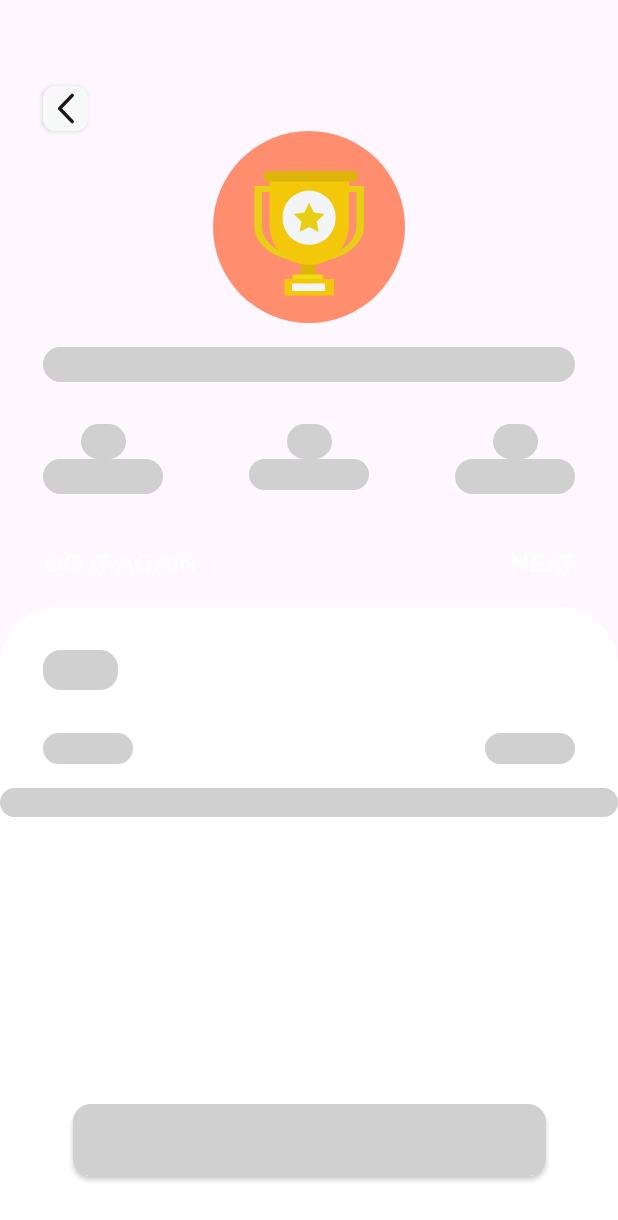
After one commit to H1eu69/eWorkout, an Android app: the layout workout_done_shimmer_loading.xml on its own in the app's theme, with its tools: preview values and no code run, on a phone screen of 412 x 824 dp. The commit adds this screen. Shown: the top 1220 px of the screen. Run offline under Robolectric (Android 15) with nearby library versions, the phone set to English and light mode, and no system bars.

Commit message:
add workout done shimmer loading

```diff
--- a/app/src/main/java/com/example/eworkout/training/view/FragmentWorkoutDone.kt
+++ b/app/src/main/java/com/example/eworkout/training/view/FragmentWorkoutDone.kt
@@ -57,4 +57,9 @@ class FragmentWorkoutDone : Fragment() {
                 }
             }
     }
+
+    override fun onViewCreated(view: View, savedInstanceState: Bundle?) {
+        super.onViewCreated(view, savedInstanceState)
+
+    }
 }
--- a/app/src/main/res/layout/fragment_workout_done.xml
+++ b/app/src/main/res/layout/fragment_workout_done.xml
@@ -6,7 +6,6 @@
         <variable
             name="viewModel"
             type="com.example.eworkout.training.viewmodel.Workout1SharedViewModel" />
-
         <variable
             name="hideShimmerLayout"
             type="Boolean" />
@@ -14,6 +13,23 @@
             name="hideDataLayout"
             type="Boolean" />
     </data>
+
+    <androidx.constraintlayout.widget.ConstraintLayout
+        android:layout_width="match_parent"
+        android:layout_height="match_parent">
+
+        <com.facebook.shimmer.ShimmerFrameLayout
+            android:layout_width="match_parent"
+            android:layout_height="match_parent"
+            app:layout_constraintBottom_toBottomOf="parent"
+            app:layout_constraintEnd_toEndOf="parent"
+            app:layout_constraintStart_toStartOf="parent"
+            app:layout_constraintTop_toTopOf="parent"
+            android:isGone="@{hideShimmerLayout}">
+
+            <include layout="@layout/workout_done_shimmer_loading" />
+        </com.facebook.shimmer.ShimmerFrameLayout>
+
         <androidx.constraintlayout.widget.ConstraintLayout
             android:id="@+id/data_layout"
             android:layout_width="match_parent"
@@ -273,4 +289,6 @@
             </androidx.constraintlayout.widget.ConstraintLayout>
         </androidx.constraintlayout.widget.ConstraintLayout>
 
+    </androidx.constraintlayout.widget.ConstraintLayout>
+
 </layout>
--- /dev/null
+++ b/app/src/main/res/layout/workout_done_shimmer_loading.xml
@@ -0,0 +1,210 @@
+<?xml version="1.0" encoding="utf-8"?>
+<layout xmlns:app="http://schemas.android.com/apk/res-auto"
+    xmlns:tools="http://schemas.android.com/tools"
+    xmlns:android="http://schemas.android.com/apk/res/android">
+    <data>
+        <variable
+            name="viewModel"
+            type="com.example.eworkout.training.viewmodel.Workout1SharedViewModel" />
+    </data>
+    <androidx.constraintlayout.widget.ConstraintLayout
+        android:id="@+id/data_layout"
+        android:layout_width="match_parent"
+        android:layout_height="match_parent"
+        app:layout_constraintBottom_toBottomOf="parent"
+        app:layout_constraintEnd_toEndOf="parent"
+        app:layout_constraintStart_toStartOf="parent"
+        app:layout_constraintTop_toTopOf="parent">
+
+        <androidx.constraintlayout.widget.ConstraintLayout
+            android:id="@+id/constraintLayout"
+            android:layout_width="match_parent"
+            android:layout_height="wrap_content"
+            app:layout_constraintEnd_toEndOf="parent"
+            app:layout_constraintStart_toStartOf="parent"
+            app:layout_constraintTop_toTopOf="parent">
+
+            <androidx.appcompat.widget.AppCompatButton
+                android:id="@+id/button"
+                android:layout_width="30dp"
+                android:layout_height="30dp"
+                android:layout_marginStart="28.8dp"
+                android:layout_marginTop="57.6dp"
+                android:background="@drawable/btn_navigate_up_background"
+                app:layout_constraintStart_toStartOf="parent"
+                app:layout_constraintTop_toTopOf="parent"
+                tools:ignore="SpeakableTextPresentCheck,TouchTargetSizeCheck" />
+
+            <ImageView
+                android:id="@+id/background_imageview1"
+                android:layout_width="0dp"
+                android:layout_height="wrap_content"
+                android:layout_marginEnd="28.8dp"
+                android:src="@drawable/trophy"
+                app:layout_constraintEnd_toEndOf="parent"
+                app:layout_constraintStart_toStartOf="@+id/button"
+                app:layout_constraintTop_toBottomOf="@+id/button" />
+
+            <TextView
+                android:id="@+id/textView_congrats1"
+                style="@style/TextView1"
+                android:layout_width="0dp"
+                android:layout_height="wrap_content"
+                android:layout_marginTop="16dp"
+                android:background="@drawable/loading_background"
+                app:layout_constraintEnd_toEndOf="@+id/background_imageview1"
+                app:layout_constraintStart_toStartOf="@+id/background_imageview1"
+                app:layout_constraintTop_toBottomOf="@+id/background_imageview1" />
+
+            <TextView
+                android:id="@+id/textView_num_exercises1"
+                style="@style/TextView1"
+                android:layout_width="30dp"
+                android:layout_height="wrap_content"
+                android:layout_marginTop="28dp"
+                android:background="@drawable/loading_background"
+                app:layout_constraintEnd_toEndOf="@+id/textView_exercises1"
+                app:layout_constraintStart_toStartOf="@+id/textView_exercises1"
+                app:layout_constraintTop_toBottomOf="@+id/textView_congrats1" />
+
+            <TextView
+                android:id="@+id/textView_exercises1"
+                style="@style/TextView1"
+                android:layout_width="80dp"
+                android:layout_height="wrap_content"
+                android:background="@drawable/loading_background"
+                app:layout_constraintStart_toStartOf="@+id/background_imageview1"
+                app:layout_constraintTop_toBottomOf="@+id/textView_num_exercises1" />
+
+            <TextView
+                android:id="@+id/textView_num_kcal1"
+                style="@style/TextView1"
+                android:layout_width="30dp"
+                android:layout_height="wrap_content"
+                android:background="@drawable/loading_background"
+                app:layout_constraintEnd_toEndOf="@+id/textView_kcal1"
+                app:layout_constraintStart_toStartOf="@+id/textView_kcal1"
+                app:layout_constraintTop_toTopOf="@+id/textView_num_exercises1" />
+
+            <TextView
+                android:id="@+id/textView_kcal1"
+                style="@style/TextView10"
+                android:layout_width="80dp"
+                android:layout_height="wrap_content"
+                android:background="@drawable/loading_background"
+                app:layout_constraintEnd_toEndOf="@+id/textView_congrats1"
+                app:layout_constraintStart_toStartOf="@+id/textView_congrats1"
+                app:layout_constraintTop_toBottomOf="@+id/textView_num_kcal1" />
+
+            <TextView
+                android:id="@+id/textView_num_duration1"
+                style="@style/TextView1"
+                android:layout_width="30dp"
+                android:layout_height="wrap_content"
+                android:background="@drawable/loading_background"
+                app:layout_constraintEnd_toEndOf="@+id/textView_duration1"
+                app:layout_constraintStart_toStartOf="@+id/textView_duration1"
+                app:layout_constraintTop_toTopOf="@+id/textView_num_kcal1" />
+
+            <TextView
+                android:id="@+id/textView_duration1"
+                style="@style/TextView1"
+                android:layout_width="80dp"
+                android:layout_height="wrap_content"
+                android:background="@drawable/loading_background"
+                app:layout_constraintEnd_toEndOf="@+id/background_imageview1"
+                app:layout_constraintTop_toBottomOf="@+id/textView_num_duration1" />
+
+            <TextView
+                android:id="@+id/textView_do_it_again1"
+                style="@style/TextView11"
+                android:layout_width="wrap_content"
+                android:layout_height="wrap_content"
+                android:layout_marginTop="36dp"
+                android:text="DO IT AGAIN"
+                app:layout_constraintStart_toStartOf="@+id/background_imageview1"
+                app:layout_constraintTop_toBottomOf="@+id/textView_exercises1" />
+
+            <TextView
+                android:id="@+id/textView_next1"
+                style="@style/TextView11"
+                android:layout_width="wrap_content"
+                android:layout_height="wrap_content"
+                android:layout_marginTop="36dp"
+                android:text="NEXT"
+                app:layout_constraintEnd_toEndOf="@+id/background_imageview1"
+                app:layout_constraintTop_toBottomOf="@+id/textView_exercises1" />
+
+        </androidx.constraintlayout.widget.ConstraintLayout>
+
+        <androidx.constraintlayout.widget.ConstraintLayout
+            android:layout_width="0dp"
+            android:layout_height="0dp"
+            android:layout_marginTop="16dp"
+            android:background="@drawable/left_right_top_corner_background"
+            app:layout_constraintBottom_toBottomOf="parent"
+            app:layout_constraintEnd_toEndOf="parent"
+            app:layout_constraintHorizontal_bias="0.0"
+            app:layout_constraintStart_toStartOf="parent"
+            app:layout_constraintTop_toBottomOf="@+id/constraintLayout"
+            app:layout_constraintVertical_bias="0.0">
+
+            <TextView
+                android:id="@+id/textView_i_feel1"
+                style="@style/TextView4"
+                android:layout_width="50dp"
+                android:layout_height="wrap_content"
+                android:layout_marginStart="28.8dp"
+                android:layout_marginTop="28.8dp"
+                android:background="@drawable/loading_background"
+                app:layout_constraintStart_toStartOf="parent"
+                app:layout_constraintTop_toTopOf="parent" />
+
+            <TextView
+                android:id="@+id/textView_easy1"
+                style="@style/TextView2"
+                android:layout_width="60dp"
+                android:layout_height="wrap_content"
+                android:layout_marginTop="28.8dp"
+                android:background="@drawable/loading_background"
+                app:layout_constraintStart_toStartOf="@+id/textView_i_feel1"
+                app:layout_constraintTop_toBottomOf="@+id/textView_i_feel1" />
+
+            <TextView
+                android:id="@+id/textView_hard1"
+                style="@style/TextView2"
+                android:layout_width="60dp"
+                android:layout_height="wrap_content"
+                android:background="@drawable/loading_background"
+                android:layout_marginEnd="28.8dp"
+                app:layout_constraintBottom_toBottomOf="@+id/textView_easy1"
+                app:layout_constraintEnd_toEndOf="parent"
+                app:layout_constraintTop_toTopOf="@+id/textView_easy1" />
+
+            <TextView
+                android:id="@+id/radioGroup1"
+                android:layout_width="0dp"
+                android:layout_height="wrap_content"
+                android:layout_marginTop="16dp"
+                android:orientation="horizontal"
+                android:background="@drawable/loading_background"
+                app:layout_constraintVertical_bias="0"
+                app:layout_constraintBottom_toTopOf="@+id/btn_start1"
+                app:layout_constraintEnd_toEndOf="parent"
+                app:layout_constraintStart_toStartOf="parent"
+                app:layout_constraintTop_toBottomOf="@+id/textView_easy1"/>
+
+
+            <androidx.appcompat.widget.AppCompatButton
+                android:id="@+id/btn_start1"
+                style="@style/Button3"
+                android:layout_marginBottom="40dp"
+                android:background="@drawable/loading_background"
+                app:layout_constraintBottom_toBottomOf="parent"
+                app:layout_constraintEnd_toEndOf="parent"
+                app:layout_constraintStart_toStartOf="parent" />
+
+        </androidx.constraintlayout.widget.ConstraintLayout>
+    </androidx.constraintlayout.widget.ConstraintLayout>
+
+</layout>
```
Lines whose indentation alone changed are shown as unchanged.
